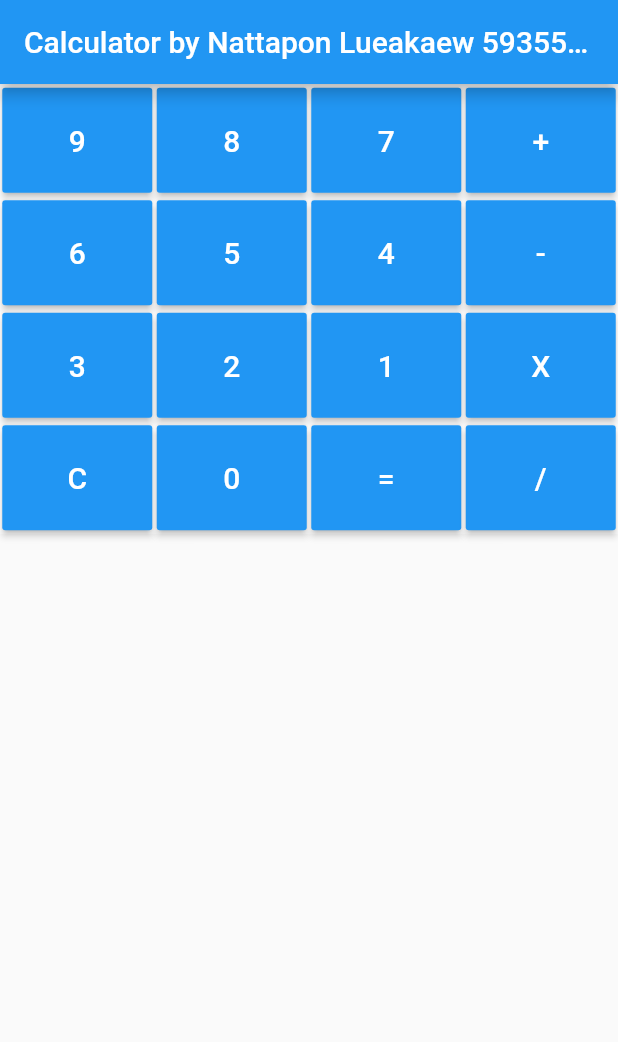
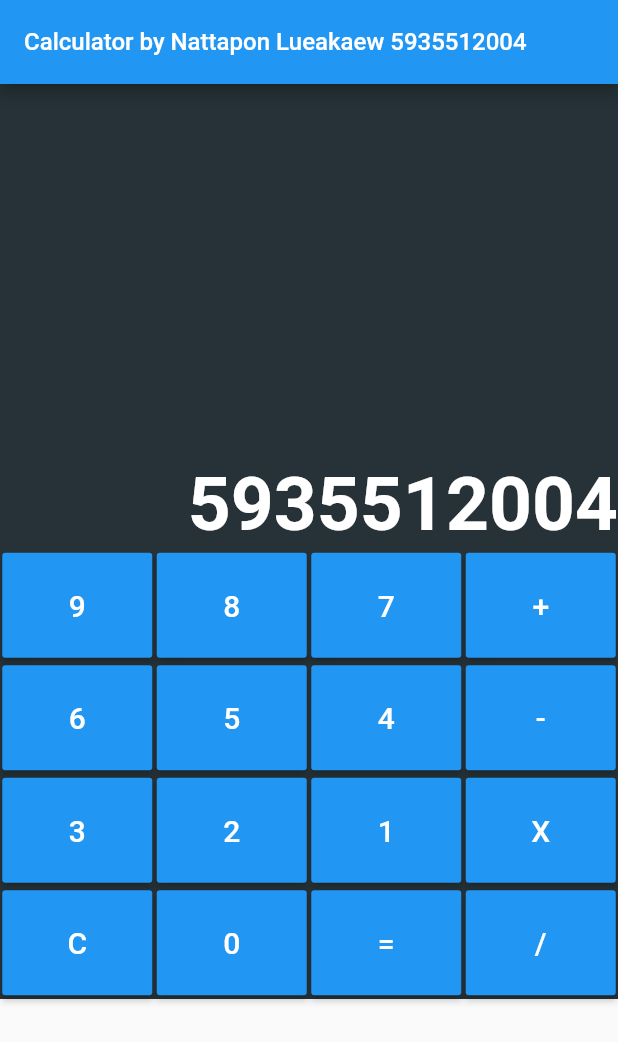
Before and after one commit to n4sunday/calculator-flutter, a Flutter app: the screen it shows after launch, on a phone screen of 412 x 824 dp. Shown: the top 1042 px of the screen. Run offline on Flutter 3.47's test engine with Material 2 defaults, Android fonts, the phone set to English and light mode, and no system bars.

Commit message:
:lipstick: show screen number

```diff
--- a/lib/main.dart
+++ b/lib/main.dart
@@ -6,10 +6,13 @@ class MyApp extends StatelessWidget {
   @override
   Widget build(BuildContext context) {
     return MaterialApp(
-        title: "UI",
+        title: "Calculator",
         home: Scaffold(
-          appBar:
-              AppBar(title: Text("Calculator by Nattapon Lueakaew 5935512004")),
+          appBar: AppBar(
+              title: Text("Calculator by Nattapon Lueakaew 5935512004",
+                  style: TextStyle(
+                    fontSize: 16,
+                  ))),
           body: ListView(children: <Widget>[CalculatorApp()]),
         ));
   }
@@ -24,14 +27,37 @@ class _CalculatorAppState extends State<CalculatorApp> {
   @override
   Widget build(BuildContext context) {
     return Container(
-        color: Colors.blue[100],
-        child: Column(children: <Widget>[buildKeyboard()]));
+        color: Colors.blueGrey[900],
+        child: Column(children: <Widget>[buildScreen(), buildKeyboard()]));
+  }
+
+  Widget buildScreen() {
+    return Container(
+        height: 310,
+        child: Row(
+          crossAxisAlignment: CrossAxisAlignment.end,
+          children: <Widget>[
+            Expanded(
+              flex: 10,
+              child: Container(
+                  child: Row(
+                      mainAxisAlignment: MainAxisAlignment.end,
+                      children: <Widget>[
+                    Text("5935512004",
+                        style: TextStyle(
+                            color: Colors.white,
+                            fontSize: 50,
+                            fontWeight: FontWeight.bold))
+                  ])),
+            ),
+          ],
+        ));
   }
 
   Widget buildKeyboard() {
     return Container(
         height: 300,
-        color: Colors.white,
+        color: Colors.blueGrey[900],
         child: Column(
             mainAxisAlignment: MainAxisAlignment.spaceAround,
             mainAxisSize: MainAxisSize.max,
```
